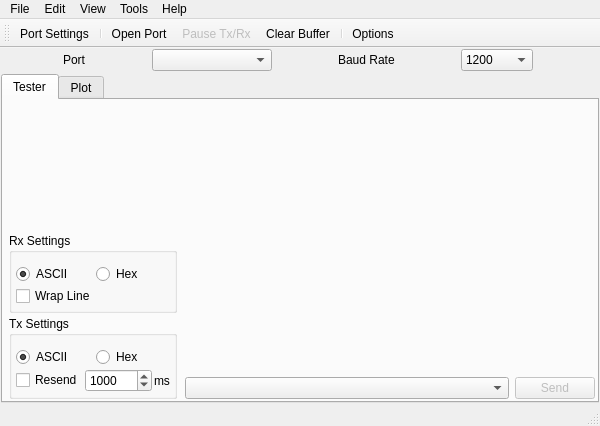
Before: the Qt Designer form SerialTool/ui/serialtool.ui in skiars/SerialTool, drawn with Qt 5.
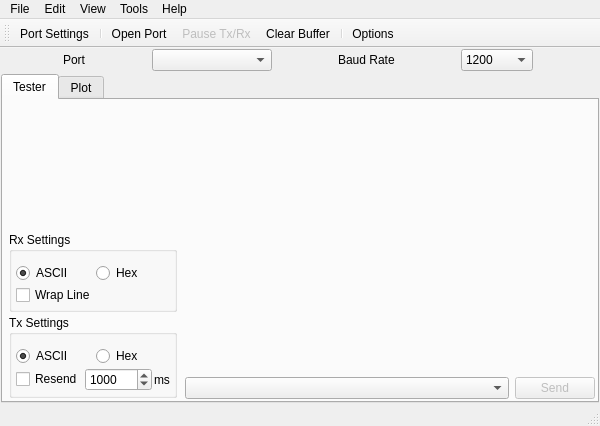
After: the same form once the commit is applied. Icons and pictures are not drawn. Custom widgets are drawn as their Qt base class.

Commit message: 使用QScintilla, 大大提高了文本处理效率。

What changed in the file:
```diff
--- a/SerialTool/ui/serialtool.ui
+++ b/SerialTool/ui/serialtool.ui
@@ -237,13 +237,13 @@
               <number>4</number>
              </property>
              <property name="topMargin">
-              <number>4</number>
+              <number>0</number>
              </property>
              <property name="rightMargin">
               <number>2</number>
              </property>
              <property name="bottomMargin">
-              <number>0</number>
+              <number>1</number>
              </property>
              <item>
               <widget class="QGroupBox" name="groupBox">
@@ -416,7 +416,14 @@
              </widget>
             </item>
             <item row="0" column="0" colspan="2">
-             <widget class="TextEdit" name="textEditTx" native="true"/>
+             <widget class="TextEdit" name="textEditTx" native="true">
+              <property name="sizePolicy">
+               <sizepolicy hsizetype="Preferred" vsizetype="Ignored">
+                <horstretch>0</horstretch>
+                <verstretch>0</verstretch>
+               </sizepolicy>
+              </property>
+             </widget>
             </item>
            </layout>
           </item>
```
The commit also changes 2 other files.
